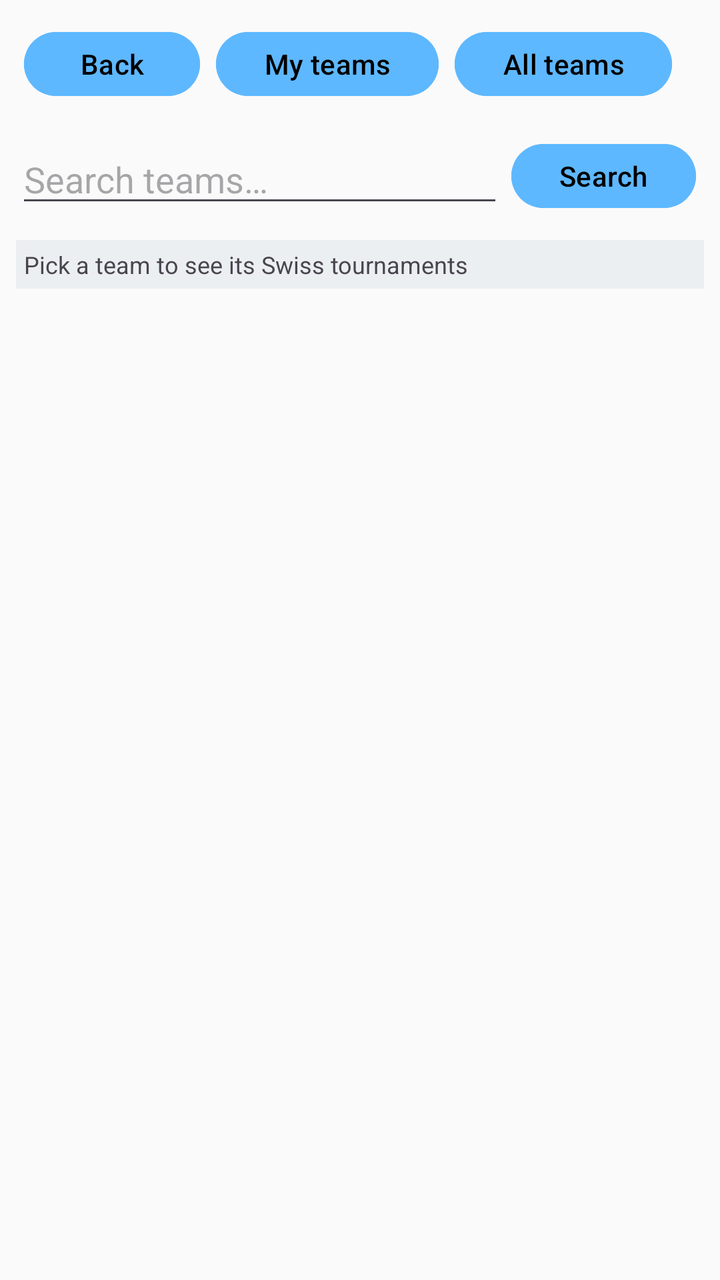
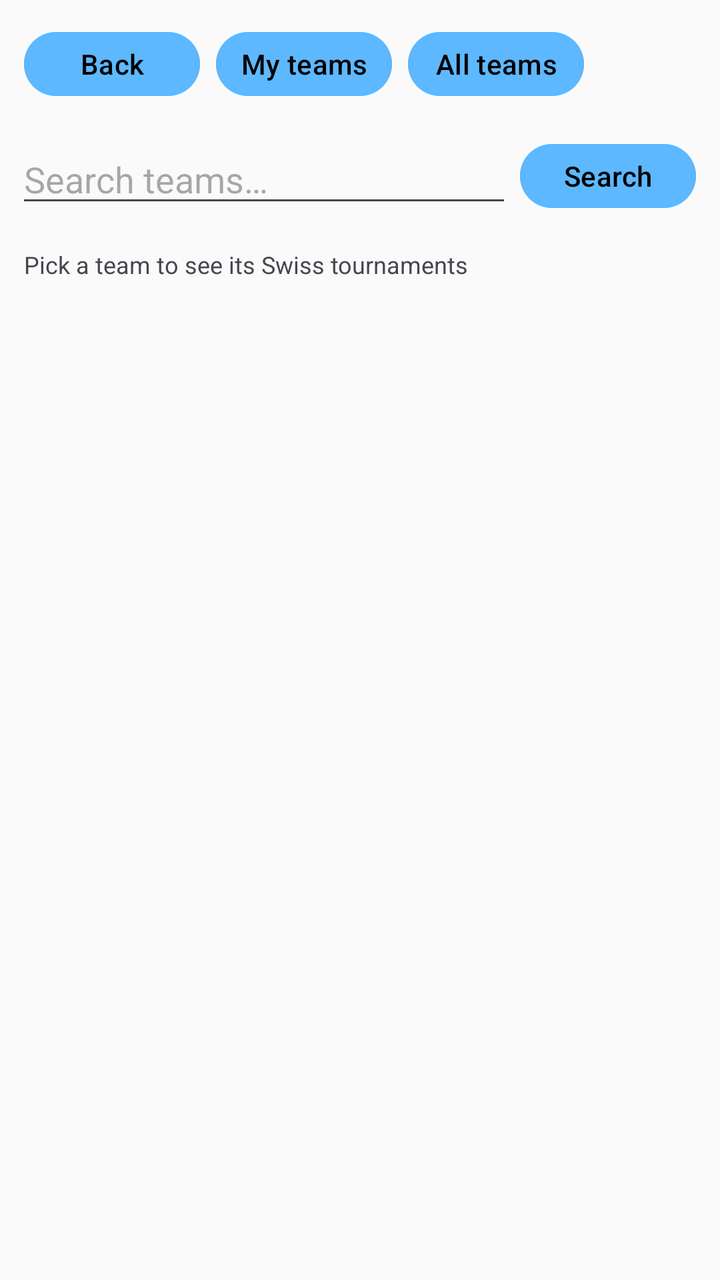

Two renders of the same Android screen: before a commit and after it. Below are the layout's source before the change and the commit's diff.
<!-- AndroidManifest.xml: application theme ChessTheme -->
<!-- res/layout/lichess_swiss.xml -->
<?xml version="1.0" encoding="utf-8"?>
<ViewAnimator xmlns:android="http://schemas.android.com/apk/res/android"
    android:id="@+id/ViewAnimatorSwiss"
    android:layout_width="match_parent"
    android:layout_height="match_parent">

    
    <LinearLayout
        android:layout_width="match_parent"
        android:layout_height="match_parent"
        android:orientation="vertical"
        android:layout_margin="8dip">

        <LinearLayout
            android:layout_width="match_parent"
            android:layout_height="wrap_content"
            android:orientation="horizontal">

            <com.google.android.material.button.MaterialButton
                android:text="@string/lichess_swiss_back"
                android:id="@+id/ButtonSwissTeamsBack"
                android:layout_width="wrap_content"
                style="?attr/chessButtonStyle" />

            <com.google.android.material.button.MaterialButton
                android:text="@string/lichess_swiss_my_teams"
                android:id="@+id/ButtonSwissMyTeams"
                android:layout_width="wrap_content"
                style="?attr/chessButtonStyle" />

            <com.google.android.material.button.MaterialButton
                android:text="@string/lichess_swiss_all_teams"
                android:id="@+id/ButtonSwissAllTeams"
                android:layout_width="wrap_content"
                style="?attr/chessButtonStyle" />
        </LinearLayout>

        <LinearLayout
            android:layout_width="match_parent"
            android:layout_height="wrap_content"
            android:gravity="center_vertical"
            android:layout_marginTop="8dip"
            android:orientation="horizontal">

            <EditText
                android:id="@+id/EditTextTeamSearch"
                android:layout_width="0dp"
                android:layout_weight="1"
                android:layout_height="wrap_content"
                android:inputType="text"
                android:imeOptions="actionSearch"
                android:maxLines="1"
                android:hint="@string/lichess_team_search_hint" />

            <com.google.android.material.button.MaterialButton
                android:text="@string/lichess_team_search"
                android:id="@+id/ButtonSwissSearch"
                android:layout_width="wrap_content"
                style="?attr/chessButtonStyle" />
        </LinearLayout>

        <TextView
            android:id="@+id/TextViewSwissTeamsStatus"
            style="@style/MyPaneTextStyle"
            android:layout_width="match_parent"
            android:layout_height="wrap_content"
            android:layout_marginTop="8dip"
            android:text="@string/lichess_swiss_title"
            android:accessibilityLiveRegion="polite" />

        <ProgressBar
            android:id="@+id/ProgressBarSwissTeams"
            android:layout_width="match_parent"
            android:layout_height="4dip"
            android:layout_marginTop="8dip"
            android:visibility="gone"
            android:indeterminate="true"
            style="?android:attr/progressBarStyleHorizontal" />

        <ListView
            android:id="@+id/ListViewSwissTeams"
            android:layout_width="match_parent"
            android:layout_height="0dp"
            android:layout_weight="1"
            android:layout_marginTop="8dip" />

        <LinearLayout
            android:id="@+id/LayoutSwissPaging"
            android:layout_width="match_parent"
            android:layout_height="wrap_content"
            android:gravity="center_vertical"
            android:orientation="horizontal"
            android:visibility="gone">

            <com.google.android.material.button.MaterialButton
                android:text="@string/lichess_swiss_prev"
                android:id="@+id/ButtonSwissPrevPage"
                android:layout_width="wrap_content"
                style="?attr/chessButtonStyle" />

            <TextView
                android:id="@+id/TextViewSwissPage"
                android:layout_width="0dp"
                android:layout_weight="1"
                android:layout_height="wrap_content"
                android:gravity="center"
                android:text="" />

            <com.google.android.material.button.MaterialButton
                android:text="@string/lichess_swiss_next"
                android:id="@+id/ButtonSwissNextPage"
                android:layout_width="wrap_content"
                style="?attr/chessButtonStyle" />
        </LinearLayout>
    </LinearLayout>

    
    <LinearLayout
        android:layout_width="match_parent"
        android:layout_height="match_parent"
        android:orientation="vertical"
        android:layout_margin="8dip">

        <LinearLayout
            android:layout_width="match_parent"
            android:layout_height="wrap_content"
            android:gravity="center_vertical"
            android:orientation="horizontal">

            <com.google.android.material.button.MaterialButton
                android:text="@string/lichess_swiss_back"
                android:id="@+id/ButtonSwissListBack"
                android:layout_width="wrap_content"
                style="?attr/chessButtonStyle" />

            <TextView
                android:id="@+id/TextViewSwissTeamName"
                style="@style/MyHeaderTextStyle"
                android:layout_width="0dp"
                android:layout_weight="1"
                android:layout_marginStart="8dip"
                android:layout_height="wrap_content"
                android:text="" />

            <com.google.android.material.button.MaterialButton
                android:text="@string/lichess_team_join"
                android:id="@+id/ButtonTeamJoinLeave"
                android:layout_width="wrap_content"
                style="?attr/chessButtonStyle" />
        </LinearLayout>

        <TextView
            style="@style/MyPaneTextStyle"
            android:layout_width="match_parent"
            android:layout_height="wrap_content"
            android:layout_marginTop="8dip"
            android:text="@string/lichess_swiss_tournaments" />

        <LinearLayout
            android:layout_width="match_parent"
            android:layout_height="wrap_content"
            android:layout_marginTop="8dip"
            android:orientation="horizontal">

            <com.google.android.material.button.MaterialButton
                android:text="@string/lichess_swiss_status_created"
                android:id="@+id/ButtonSwissFilterCreated"
                android:layout_width="0dp"
                android:layout_weight="1"
                android:checkable="true"
                style="?attr/chessButtonStyle" />

            <com.google.android.material.button.MaterialButton
                android:text="@string/lichess_swiss_status_started"
                android:id="@+id/ButtonSwissFilterStarted"
                android:layout_width="0dp"
                android:layout_weight="1"
                android:checkable="true"
                style="?attr/chessButtonStyle" />

            <com.google.android.material.button.MaterialButton
                android:text="@string/lichess_swiss_status_finished"
                android:id="@+id/ButtonSwissFilterFinished"
                android:layout_width="0dp"
                android:layout_weight="1"
                android:checkable="true"
                style="?attr/chessButtonStyle" />
        </LinearLayout>

        <TextView
            android:id="@+id/TextViewSwissListStatus"
            android:layout_width="match_parent"
            android:layout_height="wrap_content"
            android:text=""
            android:accessibilityLiveRegion="polite" />

        <ProgressBar
            android:id="@+id/ProgressBarSwissList"
            android:layout_width="match_parent"
            android:layout_height="4dip"
            android:layout_marginTop="8dip"
            android:visibility="gone"
            android:indeterminate="true"
            style="?android:attr/progressBarStyleHorizontal" />

        <ListView
            android:id="@+id/ListViewSwissList"
            android:layout_width="match_parent"
            android:layout_height="0dp"
            android:layout_weight="1"
            android:layout_marginTop="8dip" />
    </LinearLayout>

    
    <LinearLayout
        android:layout_width="match_parent"
        android:layout_height="match_parent"
        android:orientation="vertical"
        android:layout_margin="8dip">

        <LinearLayout
            android:layout_width="match_parent"
            android:layout_height="wrap_content"
            android:gravity="center_vertical"
            android:orientation="horizontal">

            <com.google.android.material.button.MaterialButton
                android:text="@string/lichess_swiss_back"
                android:id="@+id/ButtonSwissDetailBack"
                android:layout_width="wrap_content"
                style="?attr/chessButtonStyle" />

            <TextView
                android:id="@+id/TextViewSwissName"
                style="@style/MyHeaderTextStyle"
                android:layout_width="0dp"
                android:layout_weight="1"
                android:layout_marginStart="8dip"
                android:layout_height="wrap_content"
                android:text="" />
        </LinearLayout>

        <TextView
            android:id="@+id/TextViewSwissInfo"
            style="@style/MyPaneTextStyle"
            android:layout_width="match_parent"
            android:layout_height="wrap_content"
            android:layout_marginTop="4dip"
            android:text="" />

        <LinearLayout
            android:layout_width="match_parent"
            android:layout_height="wrap_content"
            android:orientation="horizontal">

            <com.google.android.material.button.MaterialButton
                android:text="@string/lichess_swiss_join"
                android:id="@+id/ButtonSwissJoin"
                android:layout_width="wrap_content"
                android:layout_marginTop="4dip"
                style="?attr/chessButtonStyle" />

            <com.google.android.material.button.MaterialButton
                android:text="@string/lichess_swiss_withdraw"
                android:id="@+id/ButtonSwissWithdraw"
                android:layout_width="wrap_content"
                android:layout_marginTop="4dip"
                style="?attr/chessButtonStyle" />
        </LinearLayout>

        <ProgressBar
            android:id="@+id/ProgressBarSwissStandings"
            android:layout_width="match_parent"
            android:layout_height="4dip"
            android:layout_marginTop="8dip"
            android:visibility="gone"
            android:indeterminate="true"
            style="?android:attr/progressBarStyleHorizontal" />

        <ListView
            android:id="@+id/ListViewSwissStandings"
            android:layout_width="match_parent"
            android:layout_height="0dp"
            android:layout_weight="1"
            android:layout_marginTop="8dip" />
    </LinearLayout>
</ViewAnimator>
<!-- resources referenced by this layout -->
<resources>
  <style name="MyHeaderTextStyle" parent="@style/MyTextStyle">
          <item name="android:textSize">@dimen/headerTextSize</item>
          <item name="android:paddingTop">@dimen/headerPaddingY</item>
          <item name="android:paddingBottom">@dimen/headerPaddingY</item>
          <item name="android:paddingLeft">@dimen/headerPaddingX</item>
          <item name="android:paddingRight">@dimen/headerPaddingX</item>
      </style>
  <style name="MyPaneTextStyle" parent="@style/MySmallTextStyle">
          <item name="android:padding">4dip</item>
          <item name="android:background">?attr/paneBackground</item>
          <item name="android:scrollHorizontally">false</item>
      </style>
  <style name="ChessTheme" parent="Theme.Material3.DayNight.NoActionBar">
          <item name="chessToggleButtonStyle">@style/ChessToggleButton</item>
          <item name="chessButtonStyle">@style/ChessButton</item>
          <item name="chessImageButtonStyle">@style/ChessImageButton</item>
          <item name="paneBackground">@color/paneBackgroundColor</item>
          <item name="android:windowAnimationStyle">@null</item>
          <item name="android:windowBackground">@color/backgroundColor</item>
          <item name="colorPrimary">@color/primaryColor</item>
          <item name="colorPrimaryVariant">@color/primaryVariantColor</item>
          <item name="colorOnPrimary">@color/primaryTextColor</item>
          <item name="colorSecondary">@color/secondaryColor</item>
          <item name="colorSecondaryVariant">@color/secondaryVariantColor</item>
          <item name="colorOnSecondary">@color/secondaryTextColor</item>
          <item name="colorSurface">@color/surfaceColor</item>
          <item name="colorOnSurface">@color/surfaceTextColor</item>
          <item name="colorControlHighlight">@color/secondaryColor</item>
          <item name="rippleColor">@color/secondaryColor</item>
          <item name="switchStyle">@style/MySwitchStyle</item>
          <item name="materialButtonStyle">@style/ChessButton</item>
          <item name="materialAlertDialogTheme">@style/ChessAlertDialogTheme</item>
      </style>
  <style name="MyTextStyle" parent="ChessTextAppearance">
          <item name="android:paddingTop">@dimen/normalPaddingY</item>
          <item name="android:paddingBottom">@dimen/normalPaddingY</item>
          <item name="android:paddingLeft">@dimen/normalPaddingX</item>
          <item name="android:paddingRight">@dimen/normalPaddingX</item>
          <item name="android:textSize">@dimen/normalTextSize</item>
      </style>
  <dimen name="headerTextSize">16sp</dimen>
  <dimen name="headerPaddingY">4dp</dimen>
  <dimen name="headerPaddingX">8dp</dimen>
  <style name="MySmallTextStyle">
          <item name="android:padding">2dip</item>
          <item name="android:textSize">12sp</item>
      </style>
  <style name="ChessButton" parent="Widget.Material3.Button">
          <item name="android:textColor">@color/surfaceTextColor</item>
          <item name="android:tint">@color/primaryTextColor</item>
          <item name="android:backgroundTint">@color/imagebutton_background</item>
          <item name="rippleColor">@color/secondaryVariantColor</item>
          <item name="android:layout_height">@dimen/imageButtonSize</item>
          <item name="android:layout_margin">4dip</item>
      </style>
  <style name="ChessImageButton" parent="Widget.Material3.Button.Icon">
          <item name="enforceMaterialTheme">true</item>
          <item name="enforceTextAppearance">false</item>
          <item name="android:textColor">@color/surfaceTextColor</item>
          <item name="android:tint">@color/primaryTextColor</item>
          <item name="android:backgroundTint">@color/imagebutton_background</item>
          <item name="rippleColor">@color/secondaryVariantColor</item>
          <item name="android:layout_width">@dimen/imageButtonSize</item>
          <item name="android:layout_height">@dimen/imageButtonSize</item>
          <item name="android:padding">0dip</item>
          <item name="iconGravity">textStart</item>
          <item name="iconPadding">0dp</item>
          <item name="android:insetLeft">0dp</item>
          <item name="android:insetRight">0dp</item>
          <item name="android:insetTop">0dp</item>
          <item name="android:insetBottom">0dp</item>
          <item name="android:minWidth">0dp</item>
          <item name="android:minHeight">0dp</item>
          <item name="minWidth">0dp</item>
          <item name="minHeight">0dp</item>
          <item name="ensureMinTouchTargetSize">false</item>
          <item name="android:layout_margin">4dip</item>
      </style>
  <color name="paneBackgroundColor">#20879FB6</color>
  <dimen name="normalPaddingY">1dp</dimen>
  <dimen name="normalPaddingX">8dp</dimen>
  <dimen name="normalTextSize">16sp</dimen>
  <dimen name="imageButtonSize">48dp</dimen>
  <!-- unchanged entries left out for length: 28 -->
</resources>

<!-- the commit's change to res/layout/lichess_swiss.xml (unified diff, before → after) -->
@@ -9,7 +9,7 @@
         android:layout_width="match_parent"
         android:layout_height="match_parent"
         android:orientation="vertical"
-        android:layout_margin="8dip">
+        android:layout_margin="@dimen/control_gap">
 
         <LinearLayout
             android:layout_width="match_parent"
@@ -39,7 +39,7 @@
             android:layout_width="match_parent"
             android:layout_height="wrap_content"
             android:gravity="center_vertical"
-            android:layout_marginTop="8dip"
+            android:layout_marginTop="@dimen/control_gap"
             android:orientation="horizontal">
 
             <EditText
@@ -64,7 +64,7 @@
             style="@style/MyPaneTextStyle"
             android:layout_width="match_parent"
             android:layout_height="wrap_content"
-            android:layout_marginTop="8dip"
+            android:layout_marginTop="@dimen/control_gap"
             android:text="@string/lichess_swiss_title"
             android:accessibilityLiveRegion="polite" />
 
@@ -72,7 +72,7 @@
             android:id="@+id/ProgressBarSwissTeams"
             android:layout_width="match_parent"
             android:layout_height="4dip"
-            android:layout_marginTop="8dip"
+            android:layout_marginTop="@dimen/control_gap"
             android:visibility="gone"
             android:indeterminate="true"
             style="?android:attr/progressBarStyleHorizontal" />
@@ -82,7 +82,7 @@
             android:layout_width="match_parent"
             android:layout_height="0dp"
             android:layout_weight="1"
-            android:layout_marginTop="8dip" />
+            android:layout_marginTop="@dimen/control_gap" />
 
         <LinearLayout
             android:id="@+id/LayoutSwissPaging"
@@ -119,7 +119,7 @@
         android:layout_width="match_parent"
         android:layout_height="match_parent"
         android:orientation="vertical"
-        android:layout_margin="8dip">
+        android:layout_margin="@dimen/control_gap">
 
         <LinearLayout
             android:layout_width="match_parent"
@@ -138,7 +138,7 @@
                 style="@style/MyHeaderTextStyle"
                 android:layout_width="0dp"
                 android:layout_weight="1"
-                android:layout_marginStart="8dip"
+                android:layout_marginStart="@dimen/control_gap"
                 android:layout_height="wrap_content"
                 android:text="" />
 
@@ -153,13 +153,13 @@
             style="@style/MyPaneTextStyle"
             android:layout_width="match_parent"
             android:layout_height="wrap_content"
-            android:layout_marginTop="8dip"
+            android:layout_marginTop="@dimen/control_gap"
             android:text="@string/lichess_swiss_tournaments" />
 
         <LinearLayout
             android:layout_width="match_parent"
             android:layout_height="wrap_content"
-            android:layout_marginTop="8dip"
+            android:layout_marginTop="@dimen/control_gap"
             android:orientation="horizontal">
 
             <com.google.android.material.button.MaterialButton
@@ -198,7 +198,7 @@
             android:id="@+id/ProgressBarSwissList"
             android:layout_width="match_parent"
             android:layout_height="4dip"
-            android:layout_marginTop="8dip"
+            android:layout_marginTop="@dimen/control_gap"
             android:visibility="gone"
             android:indeterminate="true"
             style="?android:attr/progressBarStyleHorizontal" />
@@ -208,7 +208,7 @@
             android:layout_width="match_parent"
             android:layout_height="0dp"
             android:layout_weight="1"
-            android:layout_marginTop="8dip" />
+            android:layout_marginTop="@dimen/control_gap" />
     </LinearLayout>
 
     
@@ -216,7 +216,7 @@
         android:layout_width="match_parent"
         android:layout_height="match_parent"
         android:orientation="vertical"
-        android:layout_margin="8dip">
+        android:layout_margin="@dimen/control_gap">
 
         <LinearLayout
             android:layout_width="match_parent"
@@ -235,7 +235,7 @@
                 style="@style/MyHeaderTextStyle"
                 android:layout_width="0dp"
                 android:layout_weight="1"
-                android:layout_marginStart="8dip"
+                android:layout_marginStart="@dimen/control_gap"
                 android:layout_height="wrap_content"
                 android:text="" />
         </LinearLayout>
@@ -245,7 +245,7 @@
             style="@style/MyPaneTextStyle"
             android:layout_width="match_parent"
             android:layout_height="wrap_content"
-            android:layout_marginTop="4dip"
+            android:layout_marginTop="@dimen/compact_control_gap"
             android:text="" />
 
         <LinearLayout
@@ -257,14 +257,14 @@
                 android:text="@string/lichess_swiss_join"
                 android:id="@+id/ButtonSwissJoin"
                 android:layout_width="wrap_content"
-                android:layout_marginTop="4dip"
+                android:layout_marginTop="@dimen/compact_control_gap"
                 style="?attr/chessButtonStyle" />
 
             <com.google.android.material.button.MaterialButton
                 android:text="@string/lichess_swiss_withdraw"
                 android:id="@+id/ButtonSwissWithdraw"
                 android:layout_width="wrap_content"
-                android:layout_marginTop="4dip"
+                android:layout_marginTop="@dimen/compact_control_gap"
                 style="?attr/chessButtonStyle" />
         </LinearLayout>
 
@@ -272,7 +272,7 @@
             android:id="@+id/ProgressBarSwissStandings"
             android:layout_width="match_parent"
             android:layout_height="4dip"
-            android:layout_marginTop="8dip"
+            android:layout_marginTop="@dimen/control_gap"
             android:visibility="gone"
             android:indeterminate="true"
             style="?android:attr/progressBarStyleHorizontal" />
@@ -282,6 +282,6 @@
             android:layout_width="match_parent"
             android:layout_height="0dp"
             android:layout_weight="1"
-            android:layout_marginTop="8dip" />
+            android:layout_marginTop="@dimen/control_gap" />
     </LinearLayout>
 </ViewAnimator>
<!-- resource entries referenced after the edit -->
@@ -1,22 +1,22 @@
 <!-- resources referenced by this layout -->
 <resources>
+  <dimen name="compact_control_gap">@dimen/space_small</dimen>
+  <dimen name="control_gap">@dimen/space_medium</dimen>
   <style name="MyHeaderTextStyle" parent="@style/MyTextStyle">
-          <item name="android:textSize">@dimen/headerTextSize</item>
-          <item name="android:paddingTop">@dimen/headerPaddingY</item>
-          <item name="android:paddingBottom">@dimen/headerPaddingY</item>
-          <item name="android:paddingLeft">@dimen/headerPaddingX</item>
-          <item name="android:paddingRight">@dimen/headerPaddingX</item>
+          <item name="android:textSize">@dimen/header_text_size</item>
+          <item name="android:paddingTop">@dimen/header_padding_vertical</item>
+          <item name="android:paddingBottom">@dimen/header_padding_vertical</item>
+          <item name="android:paddingLeft">@dimen/header_padding_horizontal</item>
+          <item name="android:paddingRight">@dimen/header_padding_horizontal</item>
       </style>
   <style name="MyPaneTextStyle" parent="@style/MySmallTextStyle">
-          <item name="android:padding">4dip</item>
-          <item name="android:background">?attr/paneBackground</item>
+          <item name="android:padding">@dimen/control_padding</item>
           <item name="android:scrollHorizontally">false</item>
       </style>
   <style name="ChessTheme" parent="Theme.Material3.DayNight.NoActionBar">
           <item name="chessToggleButtonStyle">@style/ChessToggleButton</item>
           <item name="chessButtonStyle">@style/ChessButton</item>
           <item name="chessImageButtonStyle">@style/ChessImageButton</item>
-          <item name="paneBackground">@color/paneBackgroundColor</item>
           <item name="android:windowAnimationStyle">@null</item>
           <item name="android:windowBackground">@color/backgroundColor</item>
           <item name="colorPrimary">@color/primaryColor</item>
@@ -33,27 +33,34 @@
           <item name="materialButtonStyle">@style/ChessButton</item>
           <item name="materialAlertDialogTheme">@style/ChessAlertDialogTheme</item>
       </style>
+  <dimen name="space_small">4dp</dimen>
+  <dimen name="space_medium">8dp</dimen>
   <style name="MyTextStyle" parent="ChessTextAppearance">
-          <item name="android:paddingTop">@dimen/normalPaddingY</item>
-          <item name="android:paddingBottom">@dimen/normalPaddingY</item>
-          <item name="android:paddingLeft">@dimen/normalPaddingX</item>
-          <item name="android:paddingRight">@dimen/normalPaddingX</item>
-          <item name="android:textSize">@dimen/normalTextSize</item>
+          <item name="android:paddingTop">@dimen/text_padding_vertical</item>
+          <item name="android:paddingBottom">@dimen/text_padding_vertical</item>
+          <item name="android:paddingLeft">@dimen/text_padding_horizontal</item>
+          <item name="android:paddingRight">@dimen/text_padding_horizontal</item>
+          <item name="android:textSize">@dimen/body_text_size</item>
       </style>
-  <dimen name="headerTextSize">16sp</dimen>
-  <dimen name="headerPaddingY">4dp</dimen>
-  <dimen name="headerPaddingX">8dp</dimen>
+  <dimen name="header_text_size">16sp</dimen>
+  <dimen name="header_padding_vertical">@dimen/space_small</dimen>
+  <dimen name="header_padding_horizontal">@dimen/space_medium</dimen>
   <style name="MySmallTextStyle">
-          <item name="android:padding">2dip</item>
+          <item name="android:padding">@dimen/compact_control_padding</item>
           <item name="android:textSize">12sp</item>
       </style>
+  <dimen name="control_padding">@dimen/space_small</dimen>
   <style name="ChessButton" parent="Widget.Material3.Button">
           <item name="android:textColor">@color/surfaceTextColor</item>
           <item name="android:tint">@color/primaryTextColor</item>
           <item name="android:backgroundTint">@color/imagebutton_background</item>
           <item name="rippleColor">@color/secondaryVariantColor</item>
-          <item name="android:layout_height">@dimen/imageButtonSize</item>
-          <item name="android:layout_margin">4dip</item>
+          <item name="android:layout_height">@dimen/image_button_size</item>
+          <item name="android:layout_margin">@dimen/compact_control_gap</item>
+          <item name="android:paddingLeft">12dp</item>
+          <item name="android:paddingRight">12dp</item>
+          <item name="android:paddingTop">4dp</item>
+          <item name="android:paddingBottom">4dp</item>
       </style>
   <style name="ChessImageButton" parent="Widget.Material3.Button.Icon">
           <item name="enforceMaterialTheme">true</item>
@@ -62,8 +69,8 @@
           <item name="android:tint">@color/primaryTextColor</item>
           <item name="android:backgroundTint">@color/imagebutton_background</item>
           <item name="rippleColor">@color/secondaryVariantColor</item>
-          <item name="android:layout_width">@dimen/imageButtonSize</item>
-          <item name="android:layout_height">@dimen/imageButtonSize</item>
+          <item name="android:layout_width">@dimen/image_button_size</item>
+          <item name="android:layout_height">@dimen/image_button_size</item>
           <item name="android:padding">0dip</item>
           <item name="iconGravity">textStart</item>
           <item name="iconPadding">0dp</item>
@@ -76,13 +83,15 @@
           <item name="minWidth">0dp</item>
           <item name="minHeight">0dp</item>
           <item name="ensureMinTouchTargetSize">false</item>
-          <item name="android:layout_margin">4dip</item>
+          <item name="android:layout_margin">@dimen/compact_control_gap</item>
       </style>
-  <color name="paneBackgroundColor">#20879FB6</color>
-  <dimen name="normalPaddingY">1dp</dimen>
-  <dimen name="normalPaddingX">8dp</dimen>
-  <dimen name="normalTextSize">16sp</dimen>
-  <dimen name="imageButtonSize">48dp</dimen>
+  <dimen name="text_padding_vertical">@dimen/space_hairline</dimen>
+  <dimen name="text_padding_horizontal">@dimen/space_medium</dimen>
+  <dimen name="body_text_size">16sp</dimen>
+  <dimen name="compact_control_padding">@dimen/space_tiny</dimen>
+  <dimen name="image_button_size">48dp</dimen>
+  <dimen name="space_hairline">1dp</dimen>
+  <dimen name="space_tiny">2dp</dimen>
   <!-- unchanged entries left out for length: 28 -->
 </resources>
 
